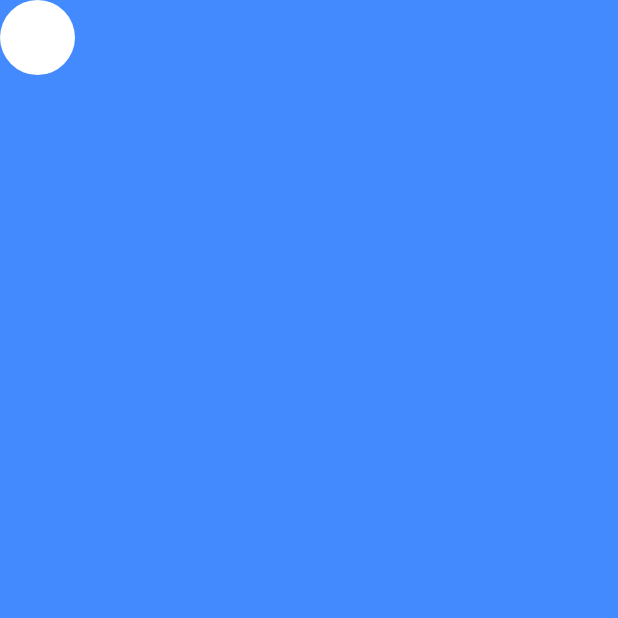
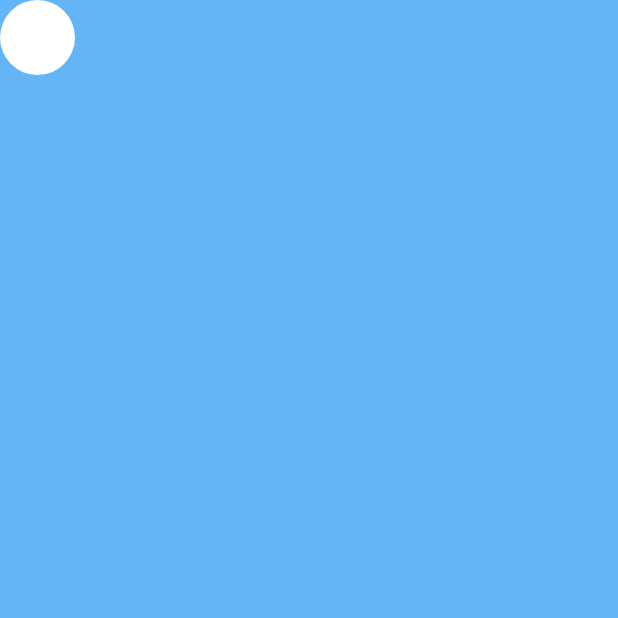
Before and after one commit to aliazimoshan/mouse-event, a Flutter app: the screen it shows after launch, on a phone screen of 412 x 824 dp, the top half of it. Run offline on Flutter 3.47's test engine with Material 2 defaults, Android fonts, the phone set to English and light mode, and no system bars.

Commit message:
change base color to blue

```diff
--- a/lib/main.dart
+++ b/lib/main.dart
@@ -83,7 +83,7 @@ class _MyStatefulWidgetState extends State<MyStatefulWidget> {
     return Container(
       width: screenWidth,
       height: screenHeight,
-      color: Colors.blueAccent,
+      color: Colors.blue[300],
       child: MouseRegion(
         onHover: _updateLocation,
         child: Align(
```
